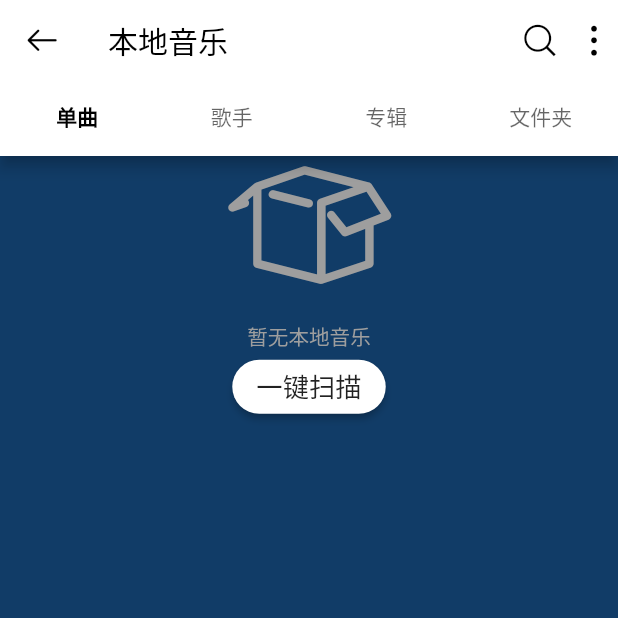
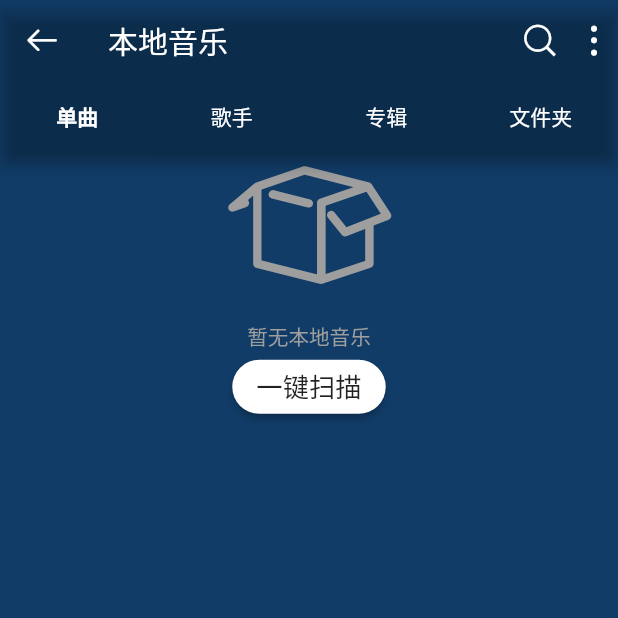
Before and after one commit to gyjlovelh/netease_flutter, a Flutter app: the LocalMusics screen opened by its route, on a phone screen of 412 x 824 dp, the top half of it. Run offline on Flutter 3.47's test engine with Material 2 defaults, Android fonts, the phone set to English and light mode, and no system bars; our stand-ins replace dio, flutter_screenutil, flutter_spinkit, flutter_swiper, toast; missing offline and left inert: audioplayer.

Commit message:
我的歌单

```diff
--- a/lib/main.dart
+++ b/lib/main.dart
@@ -1,5 +1,6 @@
 import 'package:flutter/material.dart';
 import 'package:flutter/services.dart';
+import 'package:netease_flutter/pages/my_loved_musics_list/my_loved_musics_list.dart';
 import 'package:netease_flutter/pages/playlist/playlist.dart';
 import 'package:netease_flutter/pages/rank_list/rank_list.dart';
 import 'package:netease_flutter/pages/search_result/search_result.dart';
@@ -122,6 +123,8 @@ class _NetState extends State<NeteaseApp> {
               'user': (BuildContext context) => new NeteaseUser(),
               //“加载中”弹框
               'loading': (BuildContext context) => new LoadingDialog(),
+              //我的歌单
+              'my_loved_musics_list': (BuildContext context) => new MyLovedMusicsList(),
             }
           );
         },
--- a/lib/pages/home/user_center/icon_buttons/icon_buttons_mine.dart
+++ b/lib/pages/home/user_center/icon_buttons/icon_buttons_mine.dart
@@ -4,7 +4,7 @@ import './icon_buttons_vo.dart';
 
 Widget iconButtonsMine(List<IconButtonsVO> list) {
   return Container(
-    // height: ScreenUtil().setHeight(40.0),
+    // height: ScreenUtil.instance.setHeight(40.0),
     child: ListView.builder(
       scrollDirection: Axis.horizontal,
       itemCount: list.length,
--- a/lib/pages/local_musics/local_musics.dart
+++ b/lib/pages/local_musics/local_musics.dart
@@ -10,7 +10,8 @@ class LocalMusics extends StatefulWidget {
 }
 
 class _LocalMusicsState extends State<LocalMusics>
-    with TickerProviderStateMixin { //SingleTickerProviderStateMixin
+    with TickerProviderStateMixin {
+  //SingleTickerProviderStateMixin
   TabController _tabController;
 
   @override
@@ -28,23 +29,29 @@ class _LocalMusicsState extends State<LocalMusics>
         length: 4,
         child: Scaffold(
           appBar: AppBar(
-            backgroundColor: Colors.white,
-            leading: NeteaseIconData(
-              0xe62d,
-              color: Colors.black,
+            backgroundColor: Colors.transparent,
+            leading: GestureDetector(
+              onTap: () {
+                Navigator.of(context).pop();
+              },
+              child: NeteaseIconData(
+                0xe62d,
+                color: Colors.white,
+              ),
             ),
             title: Text(
               '本地音乐',
-              style: TextStyle(color: Colors.black),
+              style: TextStyle(color: Colors.white),
             ),
             actions: <Widget>[
               IconButton(
                 icon: NeteaseIconData(
                   0xe60c,
-                  color: Colors.black,
+                  color: Colors.white,
                 ),
                 onPressed: () {
                   //todo 跳转到搜索界面
+                  Navigator.of(context).pushNamed('search');
                 },
               ),
               // IconButton(
@@ -59,7 +66,7 @@ class _LocalMusicsState extends State<LocalMusics>
                   margin: EdgeInsets.only(right: 4.0),
                   child: NeteaseIconData(
                     0xe8f5,
-                    color: Colors.black,
+                    color: Colors.white,
                   ),
                 ),
                 itemBuilder: (BuildContext context) => <PopupMenuItem<String>>[
@@ -95,16 +102,28 @@ class _LocalMusicsState extends State<LocalMusics>
             bottom: TabBar(
               tabs: <Widget>[
                 Tab(
-                  child: Text('单曲'),
+                  child: Text(
+                    '单曲',
+                    style: TextStyle(color: Colors.white),
+                  ),
                 ),
                 Tab(
-                  child: Text('歌手'),
+                  child: Text(
+                    '歌手',
+                    style: TextStyle(color: Colors.white),
+                  ),
                 ),
                 Tab(
-                  child: Text('专辑'),
+                  child: Text(
+                    '专辑',
+                    style: TextStyle(color: Colors.white),
+                  ),
                 ),
                 Tab(
-                  child: Text('文件夹'),
+                  child: Text(
+                    '文件夹',
+                    style: TextStyle(color: Colors.white),
+                  ),
                 ),
               ],
               controller: _tabController,
@@ -172,7 +191,7 @@ class _LocalMusicsState extends State<LocalMusics>
       if (file.path.endsWith('.mp3')) {
         setState(() {
           mp3Files.add(file.path);
-          print('mp3Files.length = '+mp3Files.length.toString());
+          print('mp3Files.length = ' + mp3Files.length.toString());
           // fileName = file.path;
           // print('---------->>>>>>>>>>>>>>>>filename:' + fileName);
         });
--- a/lib/pages/local_musics/scan_local_musics.dart
+++ b/lib/pages/local_musics/scan_local_musics.dart
@@ -71,14 +71,14 @@ class ScanLocalMusicsState extends State<ScanLocalMusics>
               ? NeteaseIconData(
                   0xe62e,
                   color: Colors.grey,
-                  size: ScreenUtil().setSp(200.0),
+                  size: ScreenUtil.instance.setSp(200.0),
                 )
               : Container(),
           mp3Files.length == 0
               ? Text(
                   '暂无本地音乐',
                   style: TextStyle(
-                      color: Colors.grey, fontSize: ScreenUtil().setSp(25.0)),
+                      color: Colors.grey, fontSize: ScreenUtil.instance.setSp(25.0)),
                 )
               : Container(),
           mp3Files.length == 0
@@ -89,7 +89,7 @@ class ScanLocalMusicsState extends State<ScanLocalMusics>
                   color: Colors.white,
                   child: Text(
                     '一键扫描',
-                    style: TextStyle(fontSize: ScreenUtil().setSp(32.0)),
+                    style: TextStyle(fontSize: ScreenUtil.instance.setSp(32.0)),
                   ),
                   onPressed: () {
                     //todo 弹框未生效
@@ -147,12 +147,12 @@ class ScanLocalMusicsState extends State<ScanLocalMusics>
                         margin: EdgeInsets.only(left: 4.0),
                         padding: EdgeInsets.only(top: 4.0),
                         width: double.infinity,
-                        child: Text(path.substring(path.lastIndexOf('/') + 1)),
+                        child: Text(path.substring(path.lastIndexOf('/') + 1),style: TextStyle(color: Colors.white),),
                       ),
                     ),
                     Divider(
                       color: Colors.grey,
-                      height: ScreenUtil().setHeight(0.5),
+                      height: ScreenUtil.instance.setHeight(0.5),
                     ),
                   ],
                 );
```
Also changed, not shown: lib/pages/home/user_center/user_center.dart (+46 -19 lines), lib/pages/my_loved_musics_list/my_loved_musics_list.dart (added, +160 -0 lines), lib/shared/service/request_service.dart (+8 -0 lines), assets/fonts/iconfont.ttf.
